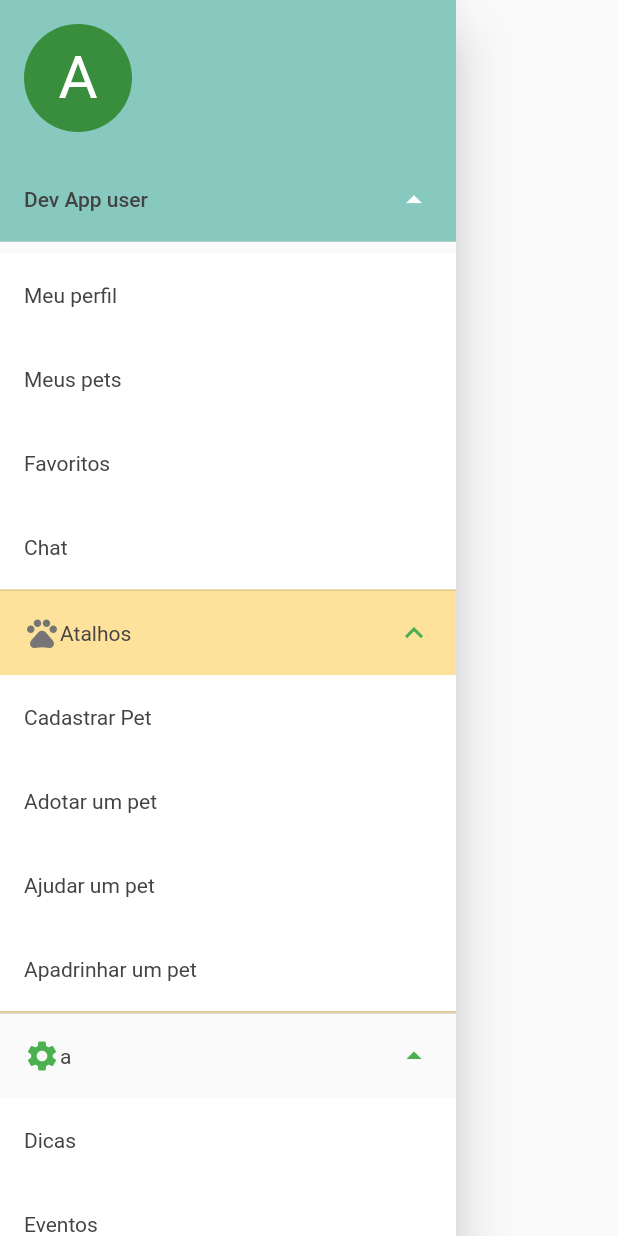
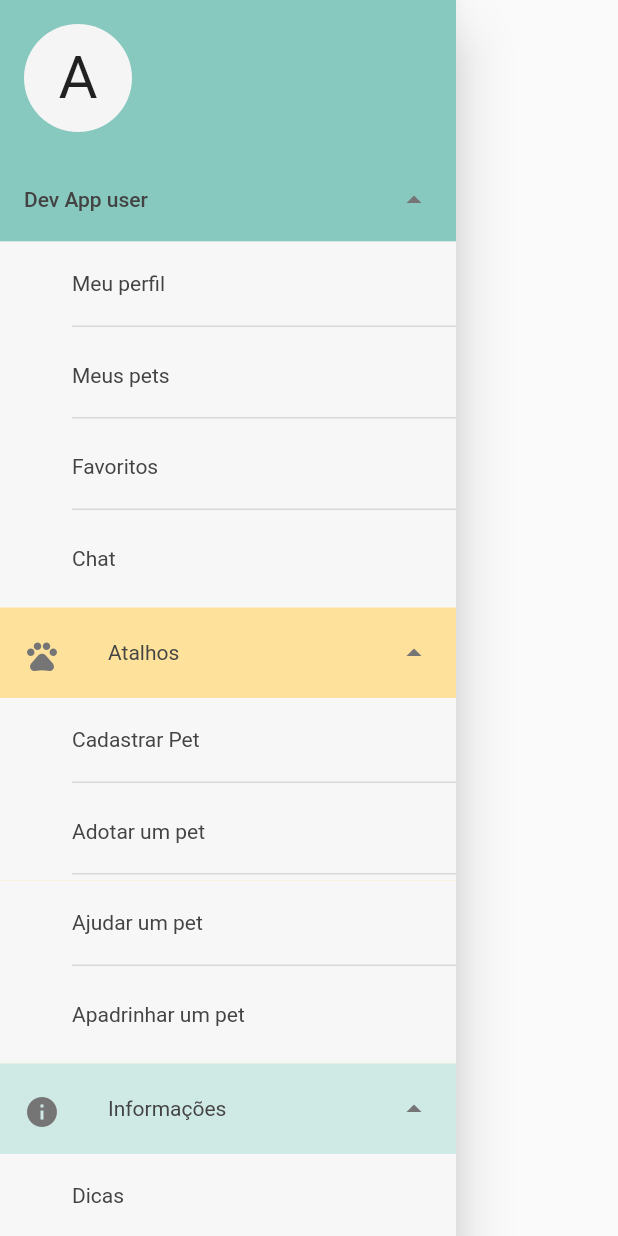
Before and after one commit to pablomuro/desenv-app-unb, a Flutter app: the AppDrawer widget shown alone on an empty page, opened directly, on a phone screen of 412 x 824 dp. Run offline on Flutter 3.47's test engine with Material 2 defaults, Android fonts, the phone set to English and light mode, and no system bars.

Commit message:
finish menu

```diff
--- a/meau/lib/routes.dart
+++ b/meau/lib/routes.dart
@@ -1,11 +1,13 @@
 import 'package:flutter/material.dart';
 import 'package:meau/screens/homeScreen.dart';
+import 'package:meau/screens/legalScreen/legalScreen.dart';
 import 'package:meau/screens/splashScreen.dart';
 
 class Router {
   static const String splashRoute = '/';
   static const String homeRoute = '/home';
   static const String loginRoute = '/login';
+  static const String legalRoute = '/legal';
 
   static Route<dynamic> generateRoute(RouteSettings settings) {
     switch (settings.name) {
@@ -18,6 +20,9 @@ class Router {
       case loginRoute:
         // var data = settings.arguments as String;
         return MaterialPageRoute(builder: (_) => HomeScreen());
+      case legalRoute:
+        // var data = settings.arguments as String;
+        return MaterialPageRoute(builder: (_) => LegalScreen());
       default:
         // var data = settings.arguments as String;
         return MaterialPageRoute(builder: (_) => HomeScreen());
--- a/meau/lib/screens/legalScreen/legalScreen.dart
+++ b/meau/lib/screens/legalScreen/legalScreen.dart
@@ -1,6 +1,7 @@
 import 'package:flutter/material.dart';
 import 'package:meau/screens/legalScreen/texts.dart';
 import 'package:meau/style.dart';
+import 'package:meau/widgets/AppDrawer/AppDrawer.dart';
 
 class LegalScreen extends StatelessWidget {
   static const BottomSpace = 8.0;
@@ -15,7 +16,7 @@ class LegalScreen extends StatelessWidget {
             backgroundColor: DefaultGrennColor,
             elevation: 2,
             iconTheme: IconThemeData(color: DefaultButtonColor)),
-        drawer: Drawer(),
+        drawer: AppDrawer(),
         body: Container(
             child: ListView(children: [
           Container(
--- a/meau/lib/style.dart
+++ b/meau/lib/style.dart
@@ -1,5 +1,4 @@
 import 'package:flutter/material.dart';
-
 
 //Text Sizes Constants
 const LargeTextSize = 72.0;
@@ -19,6 +18,10 @@ const Color DefaultLightYellowColor = Color(0xfffee29b);
 const Color DefaultTextColor = Color(0xff757575);
 const Color DefaultButtonColor = Color(0xff434343);
 
+const Color MenuInfoBgColor = Color(0xffcfe9e5);
+const Color MenuConfigBgColor = Color(0xffe6e7e8);
+const Color MenuTileBgColor = Color(0xfff7f7f7);
+
 const TextWelcomeStyle = TextStyle(
   fontFamily: CourgettFontFamily,
   fontSize: LargeTextSize,
--- a/meau/lib/theme.dart
+++ b/meau/lib/theme.dart
@@ -1,5 +1,5 @@
 import 'package:flutter/material.dart';
 
 final themeDefinition = ThemeData(
-  primarySwatch: Colors.green,
+  primarySwatch: Colors.grey,
 );
--- a/meau/lib/widgets/AppDrawer/AppDrawer.dart
+++ b/meau/lib/widgets/AppDrawer/AppDrawer.dart
@@ -1,4 +1,5 @@
 import 'package:flutter/material.dart';
+import 'package:meau/routes.dart';
 import 'package:meau/style.dart';
 import 'package:meau/widgets/AppDrawer/CustomExpansionTile.dart';
 import 'package:meau/widgets/AppDrawer/CustomUserAccountsDrawerHeader.dart';
@@ -27,9 +28,9 @@ class _AppDrawerState extends State<AppDrawer> {
   Widget build(BuildContext context) {
     return Drawer(
       child: ListView(
-        padding: EdgeInsets.zero,
         children: [
           CustomUserAccountsDrawerHeader(
+            margin: EdgeInsets.zero,
             accountEmail: null,
             decoration: BoxDecoration(color: DefaultGrennColor),
             currentAccountPicture: CircleAvatar(
@@ -66,24 +67,14 @@ class _AppDrawerState extends State<AppDrawer> {
                       onTap: () {
                         // Update the state of the app.
                       },
+                      hasBorder: false,
                     ),
                   ],
                 )
               : SizedBox(height: 0, width: 0),
-          Container(
-            child: ExpansionTile(
+          CustomExpansionTile(
             backgroundColor: DefaultLightYellowColor,
-              title: Container(
-                child: Row(
-                  children: [
-                    Icon(
-                      Icons.pets,
-                      color: DefaultTextColor,
-                    ),
-                    GrayText('Atalhos')
-                  ],
-                ),
-              ),
+            title: CustomExpansionTileTile(icon: Icons.pets, text: 'Atalhos'),
             initiallyExpanded: true,
             children: [
               DrawerListItem(
@@ -109,16 +100,13 @@ class _AppDrawerState extends State<AppDrawer> {
                   onTap: () {
                     // Update the state of the app.
                   },
-                ),
+                  hasBorder: false),
             ],
           ),
-          ),
           CustomExpansionTile(
-            title: Container(
-              child: Row(
-                children: [Icon(Icons.settings), GrayText('a')],
-              ),
-            ),
+            backgroundColor: MenuInfoBgColor,
+            title:
+                CustomExpansionTileTile(icon: Icons.info, text: 'Informações'),
             initiallyExpanded: true,
             children: [
               DrawerListItem(
@@ -136,7 +124,7 @@ class _AppDrawerState extends State<AppDrawer> {
               DrawerListItem(
                 text: 'Legislação',
                 onTap: () {
-                  // Update the state of the app.
+                  Navigator.pushNamed(context, Router.legalRoute);
                 },
               ),
               DrawerListItem(
@@ -150,11 +138,13 @@ class _AppDrawerState extends State<AppDrawer> {
                   onTap: () {
                     // Update the state of the app.
                   },
-              ),
+                  hasBorder: false),
             ],
           ),
           CustomExpansionTile(
-            title: GrayText('Configurações'),
+            backgroundColor: MenuConfigBgColor,
+            title: CustomExpansionTileTile(
+                icon: Icons.settings, text: 'Configurações'),
             initiallyExpanded: true,
             children: [
               DrawerListItem(
@@ -162,9 +152,15 @@ class _AppDrawerState extends State<AppDrawer> {
                   onTap: () {
                     // Update the state of the app.
                   },
-              )
+                  hasBorder: false)
             ],
-          )
+          ),
+          DrawerListItem(
+              onTap: () => {},
+              text: 'Sair',
+              color: DefaultGrennColor,
+              textAlign: TextAlign.center,
+              hasBorder: false)
         ],
       ),
     );
@@ -174,20 +170,69 @@ class _AppDrawerState extends State<AppDrawer> {
 class DrawerListItem extends StatelessWidget {
   final GestureTapCallback onTap;
   final String text;
+  final Color color;
+  final TextAlign textAlign;
+  final bool hasBorder;
 
-  DrawerListItem({Key key, @required this.onTap, @required this.text})
+  DrawerListItem(
+      {Key key,
+      @required this.onTap,
+      @required this.text,
+      this.color = MenuTileBgColor,
+      this.textAlign,
+      this.hasBorder = true})
+      : super(key: key);
+
+  @override
+  Widget build(BuildContext context) {
+    return Material(
+      color: color,
+      child: InkWell(
+          child: ListTile(
+            contentPadding: EdgeInsets.zero,
+            title: Padding(
+              padding: const EdgeInsets.only(left: 48.0),
+              child: Container(
+                  decoration: BoxDecoration(
+                    border: Border(
+                      bottom: BorderSide(
+                          color: hasBorder
+                              ? Theme.of(context).dividerColor
+                              : Colors.transparent),
+                    ),
+                  ),
+                  padding: const EdgeInsets.only(top: 16.0, bottom: 20.0),
+                  child: GrayText(text, textAlign: textAlign)),
+            ),
+          ),
+          onTap: () {
+            Navigator.pop(context);
+            onTap();
+          }),
+    );
+  }
+}
+
+class CustomExpansionTileTile extends StatelessWidget {
+  final IconData icon;
+  final String text;
+
+  CustomExpansionTileTile({Key key, @required this.icon, @required this.text})
       : super(key: key);
 
   @override
   Widget build(BuildContext context) {
     return Container(
-      color: Colors.white,
-      child: ListTile(
-        title: GrayText(text),
-        onTap: () {
-          onTap();
-          Navigator.pop(context);
-        },
+      child: Row(
+        mainAxisAlignment: MainAxisAlignment.start,
+        children: [
+          Container(
+            padding: const EdgeInsets.only(bottom: 12.0, top: 16.0, left: 16.0),
+            child: Icon(icon, color: DefaultTextColor),
+          ),
+          Container(
+              padding: const EdgeInsets.only(left: 32.0), child: GrayText(text))
+        ],
       ),
     );
   }
--- a/meau/lib/widgets/AppDrawer/CustomExpansionTile.dart
+++ b/meau/lib/widgets/AppDrawer/CustomExpansionTile.dart
@@ -1,6 +1,7 @@
 import 'package:flutter/material.dart';
 
 import 'package:flutter/painting.dart';
+import 'package:meau/style.dart';
 
 const Duration _kExpand = Duration(milliseconds: 200);
 
@@ -32,25 +33,25 @@ class CustomExpansionTile extends StatefulWidget {
 
 class _CustomExpansionTileState extends State<CustomExpansionTile>
     with SingleTickerProviderStateMixin {
-  static final Animatable<double> _easeOutTween =
-      CurveTween(curve: Curves.easeOut);
+  // static final Animatable<double> _easeOutTween =
+  //     CurveTween(curve: Curves.easeOut);
   static final Animatable<double> _easeInTween =
       CurveTween(curve: Curves.easeIn);
   static final Animatable<double> _halfTween =
       Tween<double>(begin: 0.0, end: 0.5);
 
-  final ColorTween _borderColorTween = ColorTween();
+  // final ColorTween _borderColorTween = ColorTween();
   final ColorTween _headerColorTween = ColorTween();
   final ColorTween _iconColorTween = ColorTween();
-  final ColorTween _backgroundColorTween = ColorTween();
+  // final ColorTween _backgroundColorTween = ColorTween();
 
   AnimationController _controller;
   Animation<double> _iconTurns;
   Animation<double> _heightFactor;
-  Animation<Color> _borderColor;
+  // Animation<Color> _borderColor;
   Animation<Color> _headerColor;
   Animation<Color> _iconColor;
-  Animation<Color> _backgroundColor;
+  // Animation<Color> _backgroundColor;
 
   bool _isExpanded = false;
 
@@ -60,11 +61,11 @@ class _CustomExpansionTileState extends State<CustomExpansionTile>
     _controller = AnimationController(duration: _kExpand, vsync: this);
     _heightFactor = _controller.drive(_easeInTween);
     _iconTurns = _controller.drive(_halfTween.chain(_easeInTween));
-    _borderColor = _controller.drive(_borderColorTween.chain(_easeOutTween));
+    // _borderColor = _controller.drive(_borderColorTween.chain(_easeOutTween));
     _headerColor = _controller.drive(_headerColorTween.chain(_easeInTween));
     _iconColor = _controller.drive(_iconColorTween.chain(_easeInTween));
-    _backgroundColor =
-        _controller.drive(_backgroundColorTween.chain(_easeOutTween));
+    // _backgroundColor =
+    //     _controller.drive(_backgroundColorTween.chain(_easeOutTween));
 
     _isExpanded =
         PageStorage.of(context)?.readState(context) ?? widget.initiallyExpanded;
@@ -97,30 +98,34 @@ class _CustomExpansionTileState extends State<CustomExpansionTile>
   }
 
   Widget _buildChildren(BuildContext context, Widget child) {
-    final Color borderSideColor = _borderColor.value ?? Colors.transparent;
+    // final Color borderSideColor = _borderColor.value ?? Colors.transparent;
 
     return Container(
       decoration: BoxDecoration(
-        color: _backgroundColor.value ?? Colors.transparent,
-        border: Border(
-          top: BorderSide(color: borderSideColor),
-          bottom: BorderSide(color: borderSideColor),
+        color: widget.backgroundColor ?? Colors.transparent,
       ),
-      ),
+      child: Container(
         child: Column(
           mainAxisSize: MainAxisSize.min,
           children: <Widget>[
             ListTileTheme.merge(
+              contentPadding: EdgeInsets.zero,
               iconColor: _iconColor.value,
               textColor: _headerColor.value,
+              child: Container(
                 child: ListTile(
                   onTap: _handleTap,
                   leading: widget.leading,
                   title: widget.title,
-              trailing: widget.trailing ??
+                  trailing: Padding(
+                    padding: const EdgeInsets.only(right: 16.0),
+                    child: widget.trailing ??
                         RotationTransition(
                           turns: _iconTurns,
-                    child: const Icon(Icons.arrow_drop_down),
+                          child: const Icon(Icons.arrow_drop_down, color: DefaultTextColor),
+
+                        ),
+                  ),
                 ),
               ),
             ),
@@ -132,20 +137,21 @@ class _CustomExpansionTileState extends State<CustomExpansionTile>
             ),
           ],
         ),
+      ),
     );
   }
 
   @override
   void didChangeDependencies() {
     final ThemeData theme = Theme.of(context);
-    _borderColorTween..end = theme.dividerColor;
+    // _borderColorTween..end = theme.dividerColor;
     _headerColorTween
       ..begin = theme.textTheme.subhead.color
       ..end = theme.accentColor;
     _iconColorTween
       ..begin = theme.unselectedWidgetColor
       ..end = theme.accentColor;
-    _backgroundColorTween..end = widget.backgroundColor;
+    // _backgroundColorTween..end = widget.backgroundColor;
     super.didChangeDependencies();
   }
 
--- a/meau/lib/widgets/AppDrawer/CustomUserAccountsDrawerHeader.dart
+++ b/meau/lib/widgets/AppDrawer/CustomUserAccountsDrawerHeader.dart
@@ -3,6 +3,7 @@ import 'dart:math' as math;
 import 'package:flutter/widgets.dart';
 import 'package:flutter/foundation.dart';
 import 'package:flutter/material.dart';
+import 'package:meau/style.dart';
 
 class _AccountPictures extends StatelessWidget {
   const _AccountPictures({
@@ -171,7 +172,7 @@ class _AccountDetailsState extends State<_AccountDetails>
                 angle: _animation.value * math.pi,
                 child: Icon(
                   Icons.arrow_drop_down,
-                  color: Colors.white,
+                  color: DefaultTextColor,
                   semanticLabel: widget.isOpen
                       ? localizations.hideAccountsLabel
                       : localizations.showAccountsLabel,
--- a/meau/lib/widgets/GrayText.dart
+++ b/meau/lib/widgets/GrayText.dart
@@ -5,16 +5,20 @@ import 'package:meau/style.dart';
 class GrayText extends StatelessWidget {
 
   final String data;
-  GrayText(this.data);
+  final TextAlign textAlign;
+
+  GrayText(this.data, {
+    this.textAlign = TextAlign.start
+  });
 
   final TextStyle grayTextStyle = TextStyle(
     fontSize: TextSize14,
-    color: Color(0xff434343)
+    color: Color(0xff434343),
   );
 
   @override
   Widget build(BuildContext context) {
-    return Text(data, style: grayTextStyle);
+    return Text(data, style: grayTextStyle, textAlign: textAlign);
   }
 
 
```
Lines whose indentation alone changed are shown as unchanged.
